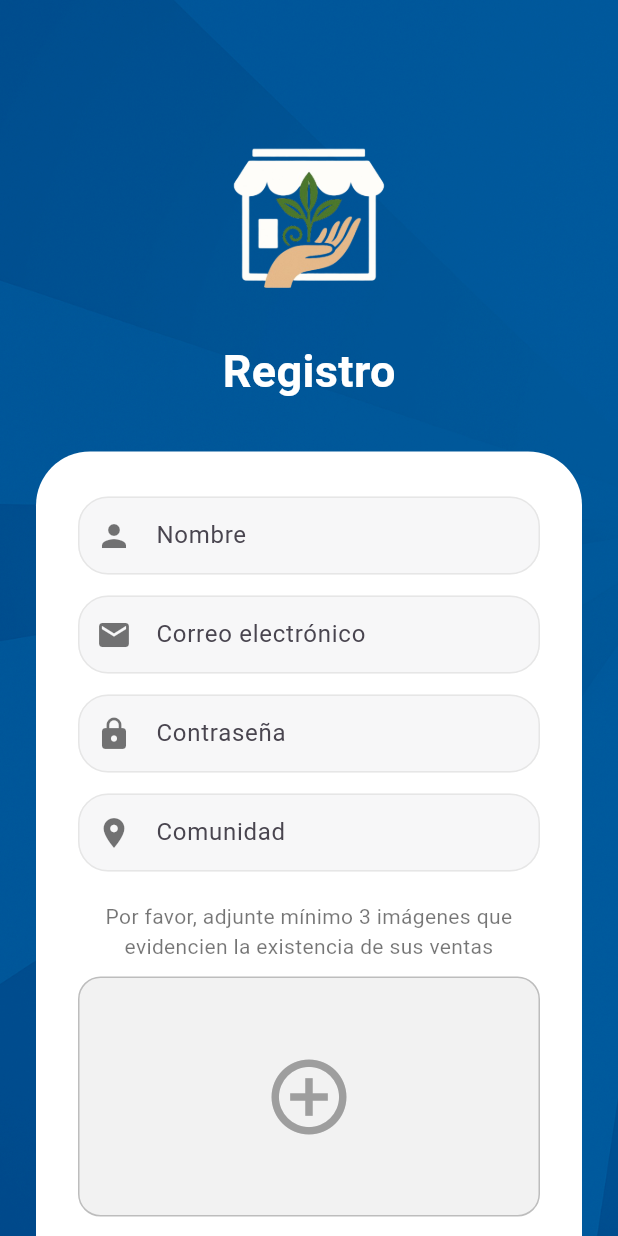
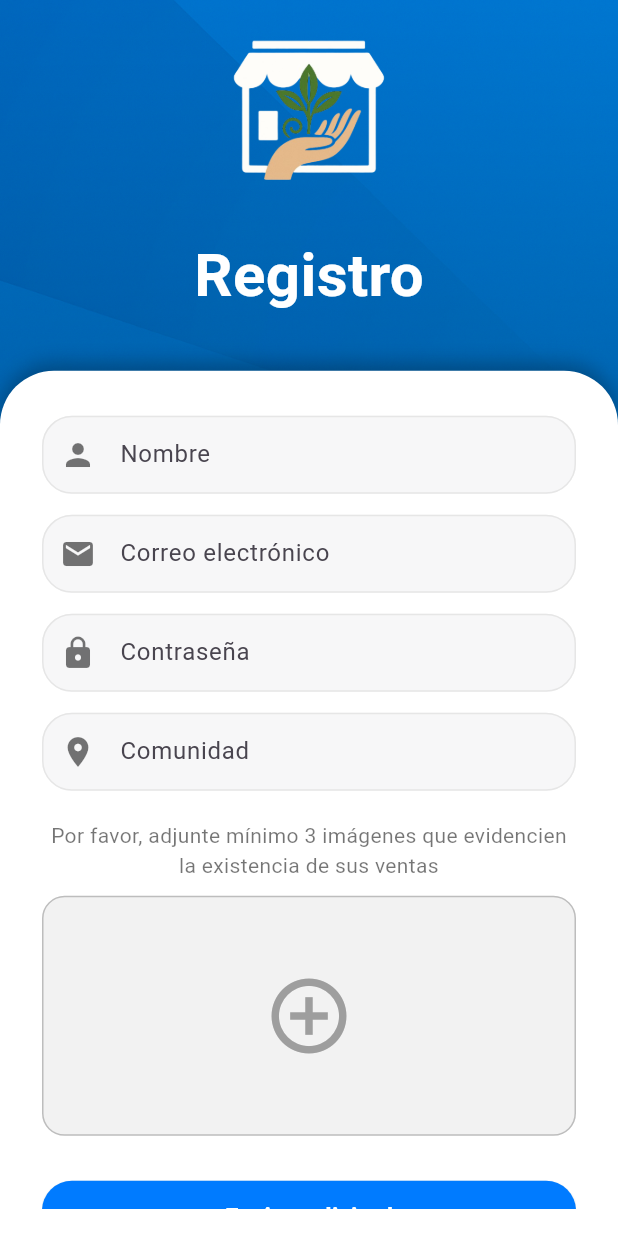
Before and after one commit to AlexRoman18/luumil_app_comer, a Flutter app: the screen it shows after launch, after a tap on "Registrarse", on a phone screen of 412 x 824 dp. Run offline on Flutter 3.47's test engine with Material 3 defaults, Android fonts, the phone set to English and light mode, and no system bars; our stand-ins replace go_router, google_fonts, image_picker, permission_handler; network calls fail.

Commit message:
arreglos de pantalla de inicio de sesión y registro

```diff
--- a/lib/screens/dashboard_screen.dart
+++ b/lib/screens/dashboard_screen.dart
@@ -17,8 +17,6 @@ class DashboardScreen extends StatelessWidget {
         backgroundColor: Colors.white,
         iconTheme: const IconThemeData(color: Colors.black),
         actions: const [
-          Icon(Icons.person_outline, color: Colors.black),
-          SizedBox(width: 8),
           Icon(Icons.notifications_none, color: Colors.black),
           SizedBox(width: 16),
         ],
--- a/lib/screens/registro_screen.dart
+++ b/lib/screens/registro_screen.dart
@@ -11,38 +11,29 @@ class RegisterScreen extends StatelessWidget {
       body: Stack(
         fit: StackFit.expand,
         children: [
-          // Fondo con imagen
+          // Fondo
           Image.asset('assets/icons/interfaz.png', fit: BoxFit.cover),
 
-          // Capa semitransparente para contraste
-          Container(color: Colors.black.withOpacity(0.25)),
-
-          // Contenido principal
-          SafeArea(
-            child: Center(
-              child: SingleChildScrollView(
-                padding: const EdgeInsets.symmetric(
-                  horizontal: 24,
-                  vertical: 32,
-                ),
-                child: Column(
-                  mainAxisSize: MainAxisSize.min,
-                  crossAxisAlignment: CrossAxisAlignment.center,
-                  children: const [
-                    SizedBox(height: 16),
-
-                    // Encabezado (logo y título)
-                    RegisterHeader(),
-                    SizedBox(height: 32),
-
-                    // Formulario de registro
-                    RegisterForm(),
-
-                    SizedBox(height: 24),
-                  ],
-                ),
+          // Degradado
+          Container(
+            decoration: const BoxDecoration(
+              gradient: LinearGradient(
+                colors: [Colors.black45, Colors.transparent],
+                begin: Alignment.bottomCenter,
+                end: Alignment.topCenter,
               ),
             ),
+          ),
+
+          // Header (logo + título)
+          const RegisterHeader(),
+
+          // Panel blanco (sube un poco menos para no tapar)
+          Positioned(
+            bottom: 0,
+            left: 0,
+            right: 0,
+            child: const RegisterForm(heightFactor: 0.70),
           ),
         ],
       ),
--- a/lib/screens/subir_producto_screen.dart
+++ b/lib/screens/subir_producto_screen.dart
@@ -41,7 +41,7 @@ class _NuevoProductoPageState extends State<NuevoProductoPage> {
     Widget photoCard() {
       return GestureDetector(
         onTap: () {
-          // TODO: añadir lógica para seleccionar/subir fotos
+
         },
         child: Container(
           width: double.infinity,
@@ -66,7 +66,7 @@ class _NuevoProductoPageState extends State<NuevoProductoPage> {
               const SizedBox(height: 10),
               ElevatedButton(
                 onPressed: () {
-                  // TODO: subir fotos
+
                 },
                 style: ElevatedButton.styleFrom(
                   backgroundColor: Colors.white,
--- a/lib/widgets/perfil_header_background.dart
+++ b/lib/widgets/perfil_header_background.dart
@@ -33,7 +33,10 @@ class PerfilHeaderBackground extends StatelessWidget {
         // 🔙 Botón de retroceso
         SafeArea(
           child: IconButton(
-            icon: const Icon(Icons.arrow_back, color: Colors.white),
+            icon: const Icon(
+              Icons.arrow_back,
+              color: Color.fromARGB(255, 0, 0, 0),
+            ),
             onPressed: () => Navigator.pop(context),
           ),
         ),
--- a/lib/widgets/register_forms.dart
+++ b/lib/widgets/register_forms.dart
@@ -1,16 +1,24 @@
 import 'package:flutter/material.dart';
+import 'package:luumil_app_comer/screens/iniciarsesion_screen.dart';
 import 'package:luumil_app_comer/widgets/custom_text_field.dart';
-import 'package:luumil_app_comer/widgets/cameraButton.dart'; // asegúrate de crear e importar este archivo
+import 'package:luumil_app_comer/widgets/cameraButton.dart';
 
 class RegisterForm extends StatelessWidget {
-  const RegisterForm({super.key});
+  final double heightFactor; // 👈 parámetro para ajustar la altura
+
+  const RegisterForm({
+    super.key,
+    this.heightFactor = 0.7, // 70% de la pantalla por defecto
+  });
 
   @override
   Widget build(BuildContext context) {
+    final size = MediaQuery.of(context).size;
+
     return Align(
       alignment: Alignment.bottomCenter,
       child: Container(
-        height: MediaQuery.of(context).size.height * 0.70,
+        height: size.height * heightFactor,
         width: double.infinity,
         decoration: const BoxDecoration(
           color: Colors.white,
@@ -18,6 +26,13 @@ class RegisterForm extends StatelessWidget {
             topLeft: Radius.circular(36),
             topRight: Radius.circular(36),
           ),
+          boxShadow: [
+            BoxShadow(
+              color: Colors.black26,
+              blurRadius: 10,
+              offset: Offset(0, -5),
+            ),
+          ],
         ),
         child: Padding(
           padding: const EdgeInsets.symmetric(horizontal: 28, vertical: 18),
@@ -44,28 +59,15 @@ class RegisterForm extends StatelessWidget {
                 ),
                 const SizedBox(height: 20),
 
-                // 🔹 Sección para subir imágenes
+                // 🔹 Sección de imágenes
                 const Text(
                   'Por favor, adjunte mínimo 3 imágenes que evidencien la existencia de sus ventas',
                   style: TextStyle(fontSize: 14, color: Colors.black54),
                   textAlign: TextAlign.center,
                 ),
                 const SizedBox(height: 10),
-                const CameraButton(), // Botón para abrir cámara
+                const CameraButton(), // Botón de cámara
                 const SizedBox(height: 20),
-
-                Align(
-                  alignment: Alignment.centerRight,
-                  child: TextButton(
-                    onPressed: () {},
-                    child: const Text(
-                      '¿Olvidó su contraseña?',
-                      style: TextStyle(color: Colors.black54, fontSize: 13),
-                    ),
-                  ),
-                ),
-
-                const SizedBox(height: 6),
 
                 // Botón principal
                 SizedBox(
@@ -120,7 +122,7 @@ class RegisterForm extends StatelessWidget {
 
                 const SizedBox(height: 16),
 
-                // Texto de inicio de sesión
+                // Texto inferior
                 Row(
                   mainAxisAlignment: MainAxisAlignment.center,
                   children: [
@@ -129,11 +131,12 @@ class RegisterForm extends StatelessWidget {
                       style: TextStyle(fontSize: 14),
                     ),
                     TextButton(
-                      onPressed: () {
-                        // Aquí navegas al login
-                      },
+                      onPressed: () => Navigator.push(
+                        context,
+                        MaterialPageRoute(builder: (_) => const LoginScreen()),
+                      ),
                       child: const Text(
-                        'inicie sesión',
+                        'Inicie sesión',
                         style: TextStyle(
                           color: Color(0xFF007BFF),
                           fontWeight: FontWeight.bold,
--- a/lib/widgets/register_header.dart
+++ b/lib/widgets/register_header.dart
@@ -5,26 +5,20 @@ class RegisterHeader extends StatelessWidget {
 
   @override
   Widget build(BuildContext context) {
-    return Align(
-      alignment: Alignment.topCenter,
-      child: Padding(
-        padding: const EdgeInsets.only(top: 24.0),
-        child: Column(
+    return Column(
       mainAxisSize: MainAxisSize.min,
       children: [
         Image.asset('assets/icons/logo.png', width: 150, height: 150),
-            const SizedBox(height: 4),
+        const SizedBox(height: 5),
         const Text(
           'Registro',
           style: TextStyle(
             color: Colors.white,
-                fontSize: 30,
+            fontSize: 40,
             fontWeight: FontWeight.bold,
           ),
         ),
       ],
-        ),
-      ),
     );
   }
 }
```
Also changed, not shown: lib/screens/iniciarsesion_screen.dart (+17 -11 lines), lib/widgets/iniciarsesion_form.dart (+24 -15 lines), lib/widgets/login_header.dart (+4 -4 lines). Lines whose indentation alone changed are shown as unchanged.
